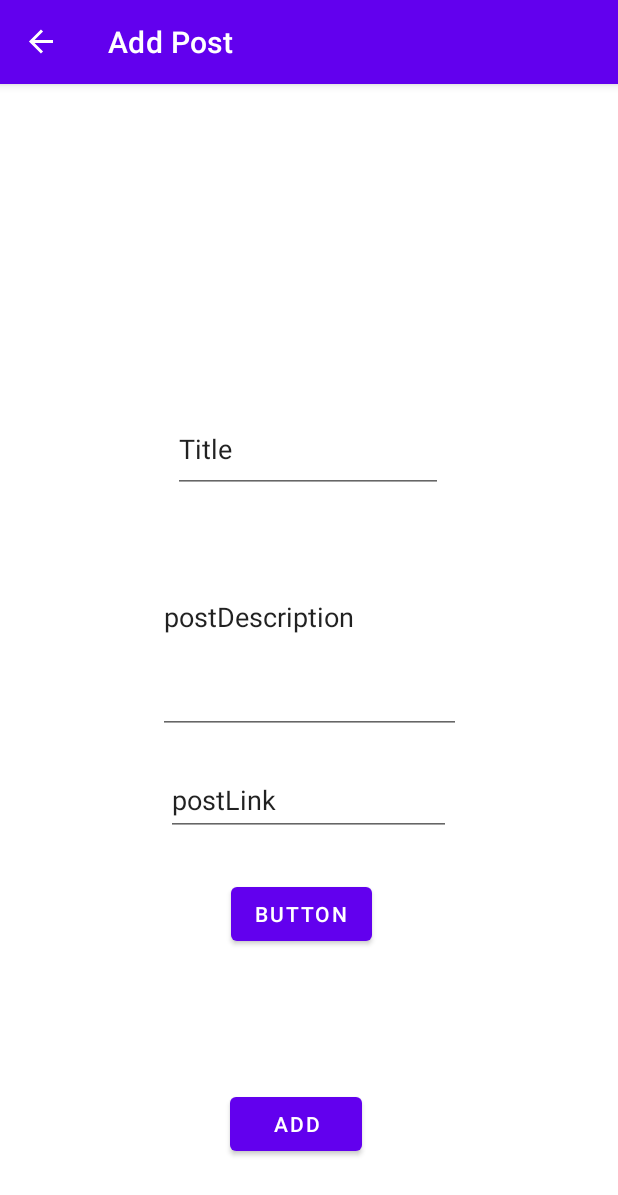
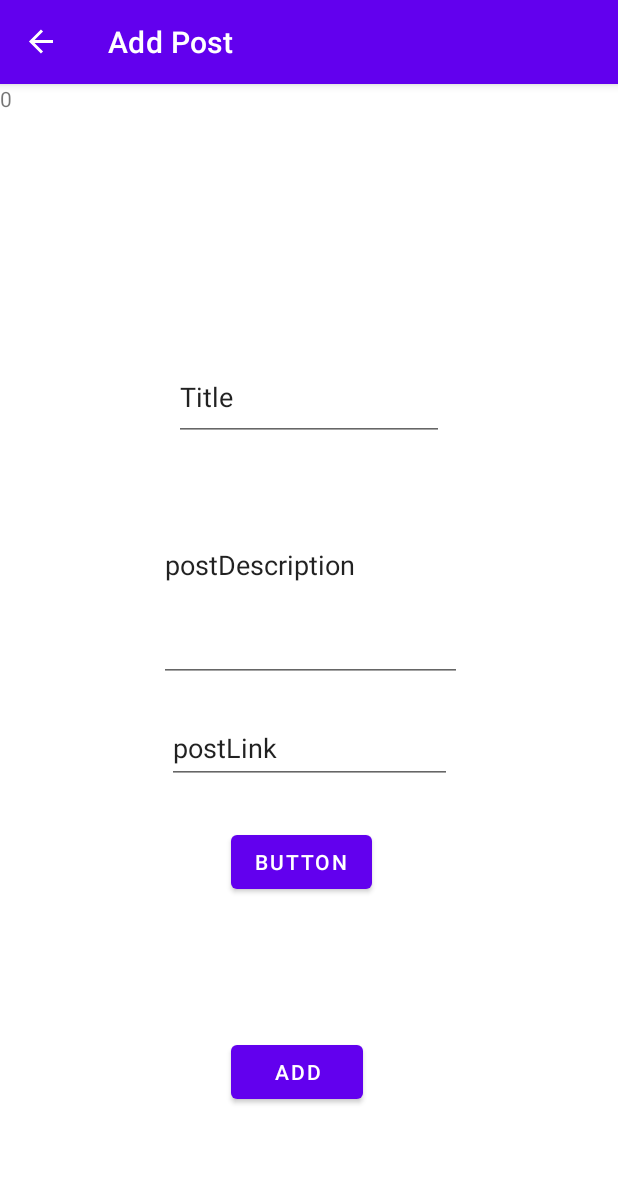
Before and after one commit to DeschuytterKobe/Android-app, an Android app: the PostActivity screen opened directly, with no data from a screen before it, after a tap on an icon or button, on a phone screen of 412 x 824 dp. Shown: the top 1195 px of the screen. Run offline under Robolectric (Android 15) with nearby library versions, the phone set to English and light mode, and no system bars; our stand-ins replace Room's generated code, navigation-ui; libraries missing offline, so code that uses them is left out: com.auth0.android; pictures from the network do not load.

```diff
--- a/app/src/main/AndroidManifest.xml
+++ b/app/src/main/AndroidManifest.xml
@@ -19,7 +19,8 @@
             android:exported="true" />
         <activity
             android:name=".fragments.users.login.LoginFragment"
-            android:exported="true">
+            android:exported="true"
+            android:configChanges="orientation|screenSize">
             <intent-filter>
                 <action android:name="android.intent.action.MAIN" />
 
--- a/app/src/main/java/com/example/hogentderdezitapplicatie/activies/PostActivity.kt
+++ b/app/src/main/java/com/example/hogentderdezitapplicatie/activies/PostActivity.kt
@@ -17,9 +17,10 @@ class PostActivity : AppCompatActivity() {
     override fun onCreate(savedInstanceState: Bundle?) {
         super.onCreate(savedInstanceState)
         setContentView(R.layout.activity_post)
+
         val securefile = SecureFileHandle(applicationContext,  AuthTokenSecureFile())
         val myAwesomeTextView = findViewById<View>(R.id.txt_name_user) as TextView
-        myAwesomeTextView.setText(securefile.file.name)
+        myAwesomeTextView.setText(securefile.file.userId.toString())
 
         setupActionBarWithNavController(findNavController(R.id.myNavHostFragment))
     }
--- a/app/src/main/java/com/example/hogentderdezitapplicatie/fragments/posts/list/PostListFragment.kt
+++ b/app/src/main/java/com/example/hogentderdezitapplicatie/fragments/posts/list/PostListFragment.kt
@@ -3,6 +3,7 @@ package com.example.hogentderdezitapplicatie.fragments.posts.list
 import android.os.Bundle
 import android.util.Log
 import android.view.*
+import android.widget.TextView
 import androidx.fragment.app.Fragment
 import androidx.lifecycle.Observer
 import androidx.lifecycle.ViewModelProvider
@@ -11,6 +12,8 @@ import androidx.navigation.fragment.findNavController
 import androidx.navigation.ui.NavigationUI
 import androidx.recyclerview.widget.LinearLayoutManager
 import com.example.hogentderdezitapplicatie.R
+import com.example.hogentderdezitapplicatie.domein.AuthTokenSecureFile
+import com.example.hogentderdezitapplicatie.domein.SecureFileHandle
 import com.example.hogentderdezitapplicatie.viewmodel.PostViewModel
 import kotlinx.android.synthetic.main.fragment_post_list.view.*
 
@@ -23,7 +26,9 @@ class PostListFragment : Fragment() {
         savedInstanceState: Bundle?
     ): View? {
         // Inflate the layout for this fragment
-        Log.d("test","testttt")
+        var userId = SecureFileHandle(context,  AuthTokenSecureFile()).file.userId
+
+
         val view = inflater.inflate(R.layout.fragment_post_list, container, false)
 
         val adapter = PostListAdapter()
@@ -39,12 +44,37 @@ class PostListFragment : Fragment() {
         })
 
         view.floatingActionButtonForPosts.setOnClickListener{
-            findNavController().navigate(R.id.action_postListFragment2_to_addPostFragment)
+            Log.d("userid1",userId.toString())
+
+            var userId2 = arguments?.getInt("userId")
+            Log.d("userid2",userId2.toString())
+            var bundle = Bundle()
+            if(userId2 == 0 || userId2 == null) {
+
+                bundle.putInt("userId", userId)
+            }else{
+
+                if (userId2 != null) {
+                    bundle.putInt("userId",userId2)
+                }
+            }
+            findNavController().navigate(R.id.action_postListFragment2_to_addPostFragment,bundle)
         }
         setHasOptionsMenu(true)
         return view
 
     }
+    override fun onStart(){
+        super.onStart()
+        val adapter = PostListAdapter()
+
+        mPostViewModel.postsFromUser.observe(viewLifecycleOwner, Observer { post ->
+            adapter.setData(post)
+        })
+    }
+//    override fun onResume(){
+//
+//    }
 
     override fun onCreateOptionsMenu(menu: Menu, inflater: MenuInflater) {
         super.onCreateOptionsMenu(menu, inflater)
--- a/app/src/main/java/com/example/hogentderdezitapplicatie/fragments/posts/update/PostUpdateFragment.kt
+++ b/app/src/main/java/com/example/hogentderdezitapplicatie/fragments/posts/update/PostUpdateFragment.kt
@@ -11,6 +11,7 @@ import android.view.ViewGroup
 import android.widget.Toast
 import androidx.lifecycle.ViewModelProvider
 import androidx.lifecycle.lifecycleScope
+import androidx.navigation.findNavController
 import com.example.hogentderdezitapplicatie.R
 import com.example.hogentderdezitapplicatie.domein.AuthTokenSecureFile
 import com.example.hogentderdezitapplicatie.domein.SecureFileHandle
@@ -31,6 +32,7 @@ class PostUpdateFragment : Fragment() {
         inflater: LayoutInflater, container: ViewGroup?,
         savedInstanceState: Bundle?
     ): View? {
+        var userId = SecureFileHandle(context,  AuthTokenSecureFile()).file.userId
         // Inflate the layout for this fragment
         val view =  inflater.inflate(R.layout.fragment_post_update, container, false)
 
@@ -61,6 +63,9 @@ class PostUpdateFragment : Fragment() {
 
         view.updatePost_btn.setOnClickListener{
             updatePost()
+            var bundle = Bundle()
+            bundle.putInt("userId", userId)
+            it.findNavController().navigate(R.id.action_postUpdateFragment_to_postListFragment2,bundle)
         }
 
 
--- a/app/src/main/java/com/example/hogentderdezitapplicatie/repository/PostRepository.kt
+++ b/app/src/main/java/com/example/hogentderdezitapplicatie/repository/PostRepository.kt
@@ -5,7 +5,7 @@ import androidx.lifecycle.MutableLiveData
 import com.example.hogentderdezitapplicatie.data.PostDao
 import com.example.hogentderdezitapplicatie.model.Post
 
-class PostRepository(private val postDao : PostDao, private val userId: Int) {
+class PostRepository(private val postDao : PostDao, userId: Int) {
 
 
     val readAllPosts : LiveData<List<Post>> = postDao.readAllPosts()
--- a/app/src/main/res/layout/activity_post.xml
+++ b/app/src/main/res/layout/activity_post.xml
@@ -10,16 +10,17 @@
         android:id="@+id/txt_name_user"
         android:layout_width="match_parent"
         android:layout_height="match_parent"
-        tools:layout_editor_absoluteX="0dp"
-        tools:layout_editor_absoluteY="0dp">
+        android:text="HALLO"
+        tools:layout_editor_absoluteX="16dp"
+        tools:layout_editor_absoluteY="-16dp">
 
     </TextView>
 
     <fragment
         android:id="@+id/myNavHostFragment"
         android:name="androidx.navigation.fragment.NavHostFragment"
-        android:layout_width="412dp"
-        android:layout_height="649dp"
+        android:layout_width="410dp"
+        android:layout_height="684dp"
         app:defaultNavHost="true"
         app:layout_constraintBottom_toBottomOf="parent"
         app:layout_constraintEnd_toEndOf="parent"
```
Also changed, not shown: app/src/main/java/com/example/hogentderdezitapplicatie/fragments/posts/add/addPostFragment.kt (+12 -11 lines), app/src/main/java/com/example/hogentderdezitapplicatie/fragments/posts/list/PostListAdapter.kt (+11 -11 lines), app/src/main/java/com/example/hogentderdezitapplicatie/fragments/posts/open/PostOpenFragment.kt (+34 -0 lines), app/src/main/java/com/example/hogentderdezitapplicatie/fragments/users/login/LoginFragment.kt (+6 -1 lines), app/src/main/java/com/example/hogentderdezitapplicatie/model/Post.kt (+11 -11 lines), app/src/main/res/drawable/ic_baseline_favorite_24.xml (added, +10 -0 lines), app/src/main/res/drawable/ic_baseline_favorite_border_24.xml (added, +10 -0 lines), app/src/main/res/layout/custom_row_post.xml (+9 -8 lines), app/src/main/res/layout/fragment_post_open.xml (+13 -0 lines).
